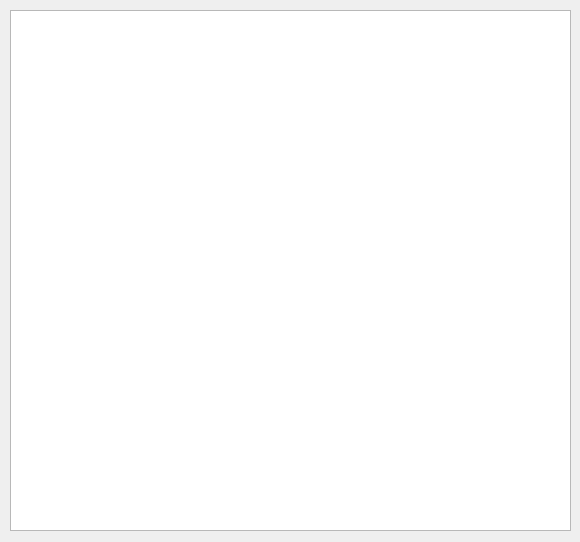
codemancers/rbkit-client, file rbkit-lib/ui/cpuview.ui: the form before one commit.
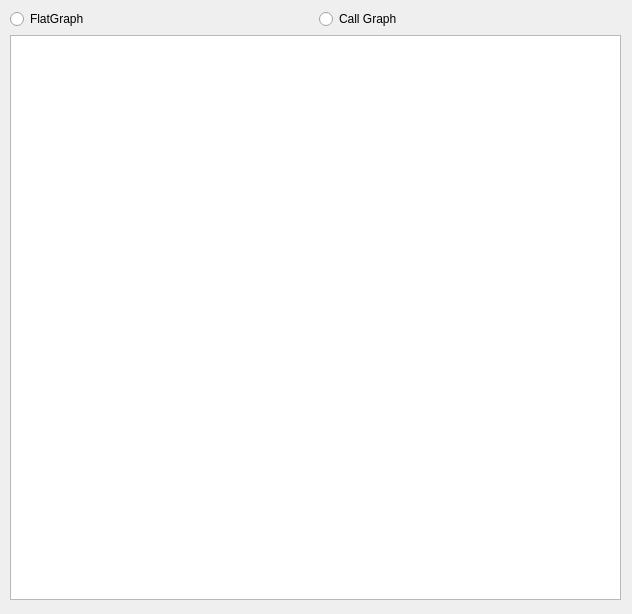
The form after the commit.

Commit message: able to populate treeview we can now see flat graph based treeview

The edit to the form file:
```diff
--- a/rbkit-lib/ui/cpuview.ui
+++ b/rbkit-lib/ui/cpuview.ui
@@ -6,22 +6,45 @@
    <rect>
     <x>0</x>
     <y>0</y>
-    <width>580</width>
-    <height>542</height>
+    <width>632</width>
+    <height>614</height>
    </rect>
   </property>
   <property name="windowTitle">
    <string>Form</string>
   </property>
-  <widget class="QTreeView" name="cpuTree">
+  <widget class="QWidget" name="verticalLayoutWidget">
    <property name="geometry">
     <rect>
      <x>10</x>
-     <y>10</y>
-     <width>561</width>
-     <height>521</height>
+     <y>9</y>
+     <width>611</width>
+     <height>591</height>
     </rect>
    </property>
+   <layout class="QVBoxLayout" name="verticalLayout">
+    <item>
+     <layout class="QHBoxLayout" name="horizontalLayout">
+      <item>
+       <widget class="QRadioButton" name="callGraphRadio">
+        <property name="text">
+         <string>FlatGraph</string>
+        </property>
+       </widget>
+      </item>
+      <item>
+       <widget class="QRadioButton" name="flatRadio">
+        <property name="text">
+         <string>Call Graph</string>
+        </property>
+       </widget>
+      </item>
+     </layout>
+    </item>
+    <item>
+     <widget class="QTreeView" name="cpuTree"/>
+    </item>
+   </layout>
   </widget>
  </widget>
  <resources/>
```
The commit also changes 12 other files.
